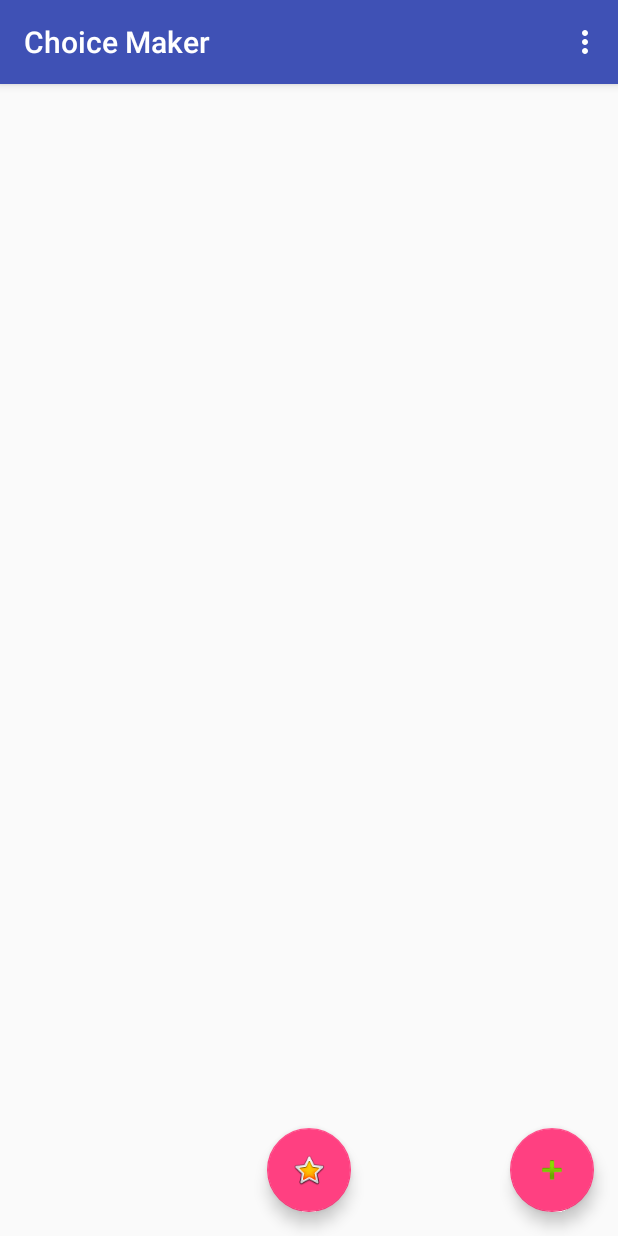
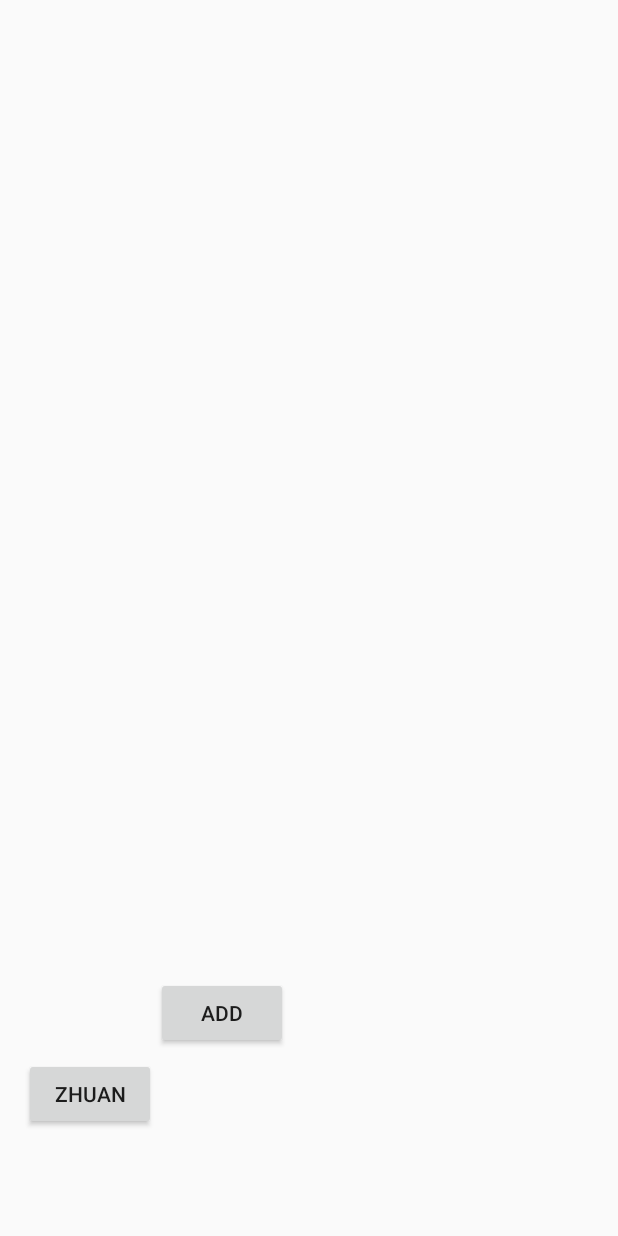
Before and after one commit to yihanseattle/ZhuanZhuanZhuan, an Android app: the screen it shows after launch (MainActivity), on a phone screen of 412 x 824 dp. Run offline under Robolectric (Android 15) with nearby library versions, the phone set to English and light mode, and no system bars; libraries missing offline, so code that uses them is left out: com.daimajia.androidanimations.

Commit message:
Re-organize layout.

```diff
--- a/app/src/main/java/app/com/yihan/android/zhuanzhuanzhuan/MainActivity.java
+++ b/app/src/main/java/app/com/yihan/android/zhuanzhuanzhuan/MainActivity.java
@@ -3,21 +3,19 @@ package app.com.yihan.android.zhuanzhuanzhuan;
 import android.content.Context;
 import android.content.DialogInterface;
 import android.os.Bundle;
-import android.support.design.widget.FloatingActionButton;
 import android.support.design.widget.Snackbar;
 import android.support.v7.app.AlertDialog;
 import android.support.v7.app.AppCompatActivity;
 import android.support.v7.widget.LinearLayoutManager;
 import android.support.v7.widget.RecyclerView;
-import android.support.v7.widget.Toolbar;
 import android.view.Menu;
 import android.view.MenuItem;
 import android.view.View;
 import android.view.WindowManager;
 import android.view.inputmethod.InputMethodManager;
+import android.widget.Button;
 import android.widget.EditText;
 import android.widget.LinearLayout;
-import android.widget.Toast;
 
 import com.daimajia.androidanimations.library.Techniques;
 import com.daimajia.androidanimations.library.YoYo;
@@ -30,40 +28,31 @@ public class MainActivity extends AppCompatActivity {
     private List<Item> placeList;
     private RecyclerView mRecyclerView;
     private MyRecyclerAdapter adapter;
+    private Button btnStart;
+    private Button btnAdd;
     View vvv;
 
     @Override
     protected void onCreate(Bundle savedInstanceState) {
         super.onCreate(savedInstanceState);
         setContentView(R.layout.activity_main);
-        Toolbar toolbar = (Toolbar) findViewById(R.id.toolbar);
-        setSupportActionBar(toolbar);
 
-        FloatingActionButton fab = (FloatingActionButton) findViewById(R.id.fab);
-        if (fab != null) {
-            fab.setOnClickListener(new View.OnClickListener() {
-                @Override
-                public void onClick(View view) {
-                    //                Snackbar.make(view, "Replace with your own action", Snackbar.LENGTH_LONG)
-                    //                        .setAction("Action", null).show();
-//                    addItem(1, "Dinner", "NYC");
-                    vvv = view;
-                    showLocationDialog();
-                }
-            });
-        }
-
-        FloatingActionButton fabZhuan = (FloatingActionButton) findViewById(R.id.fabZhuan);
-        if (fabZhuan != null) {
-            fabZhuan.setOnClickListener(new View.OnClickListener() {
+        btnStart = (Button) findViewById(R.id.btnStart);
+        btnStart.setOnClickListener(new View.OnClickListener() {
             @Override
             public void onClick(View view) {
                 int randomNum = (int) (Math.random() * placeList.size());
                 showLocationDialog(placeList.get(randomNum).getPlaceName());
             }
         });
+        btnAdd = (Button) findViewById(R.id.btnAdd);
+        btnAdd.setOnClickListener(new View.OnClickListener() {
+            @Override
+            public void onClick(View view) {
+                vvv = view;
+                showLocationDialog();
             }
-
+        });
 
         // Initialize recycler view
         mRecyclerView = (RecyclerView) findViewById(R.id.recycler_view);
--- a/app/src/main/java/app/com/yihan/android/zhuanzhuanzhuan/MyRecyclerAdapter.java
+++ b/app/src/main/java/app/com/yihan/android/zhuanzhuanzhuan/MyRecyclerAdapter.java
@@ -8,8 +8,6 @@ import android.text.Html;
 import android.view.LayoutInflater;
 import android.view.View;
 import android.view.ViewGroup;
-import android.view.animation.Animation;
-import android.view.animation.AnimationUtils;
 import android.widget.TextView;
 
 import com.daimajia.androidanimations.library.Techniques;
@@ -51,7 +49,7 @@ public class MyRecyclerAdapter extends RecyclerView.Adapter<MyRecyclerAdapter.Cu
     @Override
     public void onBindViewHolder(CustomViewHolder customViewHolder, int position) {
 
-        YoYo.with(Techniques.Tada).playOn(customViewHolder.mCardView);
+        YoYo.with(Techniques.Landing).playOn(customViewHolder.mCardView);
         Item feedItem = placeItemList.get(position);
 
         //Setting text view title
--- a/app/src/main/res/layout/activity_main.xml
+++ b/app/src/main/res/layout/activity_main.xml
@@ -1,44 +1,47 @@
 <?xml version="1.0" encoding="utf-8"?>
-<android.support.design.widget.CoordinatorLayout
+<LinearLayout
     xmlns:android="http://schemas.android.com/apk/res/android"
-    xmlns:app="http://schemas.android.com/apk/res-auto"
     xmlns:tools="http://schemas.android.com/tools"
     android:layout_width="match_parent"
     android:layout_height="match_parent"
-    android:fitsSystemWindows="true"
-    tools:context="app.com.yihan.android.zhuanzhuanzhuan.MainActivity">
+    android:paddingBottom="@dimen/activity_vertical_margin"
+    android:paddingLeft="@dimen/activity_horizontal_margin"
+    android:paddingRight="@dimen/activity_horizontal_margin"
+    android:paddingTop="@dimen/activity_vertical_margin"
+    tools:context="app.com.yihan.android.zhuanzhuanzhuan.MainActivity"
+    android:layout_weight="10"
+    android:orientation="vertical"
+    >
 
-    <android.support.design.widget.AppBarLayout
+    <view
+        android:id="@+id/recycler_view"
+        class="android.support.v7.widget.RecyclerView"
         android:layout_width="match_parent"
-        android:layout_height="wrap_content"
-        android:theme="@style/AppTheme.AppBarOverlay">
+        android:layout_height="0dp"
+        android:layout_marginBottom="10dp"
+        android:scrollbars="vertical"
+        android:layout_weight="8"
+        />
+    <LinearLayout
+        android:layout_width="match_parent"
+        android:layout_height="0dp"
+        android:layout_weight="2"
+        android:orientation="horizontal"
+        >
+        <Button
+            android:id="@+id/btnStart"
+            android:layout_width="wrap_content"
+            android:layout_height="wrap_content"
+            android:text="@string/btnStart"
+            android:layout_gravity="center"
+            />
 
-        <android.support.v7.widget.Toolbar
-            android:id="@+id/toolbar"
-            android:layout_width="match_parent"
-            android:layout_height="?attr/actionBarSize"
-            android:background="?attr/colorPrimary"
-            app:popupTheme="@style/AppTheme.PopupOverlay"/>
+        <Button
+            android:id="@+id/btnAdd"
+            android:layout_width="wrap_content"
+            android:layout_height="wrap_content"
+            android:layout_gravity="end"
+            android:text="@string/btnAdd" />
 
-    </android.support.design.widget.AppBarLayout>
-
-    <include layout="@layout/content_main"/>
-
-    <android.support.design.widget.FloatingActionButton
-        android:id="@+id/fabZhuan"
-        android:layout_width="wrap_content"
-        android:layout_height="wrap_content"
-        android:layout_gravity="bottom|center"
-        android:layout_margin="@dimen/fab_margin"
-
-        android:src="@android:drawable/btn_star_big_on"/>
-
-    <android.support.design.widget.FloatingActionButton
-        android:id="@+id/fab"
-        android:layout_width="wrap_content"
-        android:layout_height="wrap_content"
-        android:layout_gravity="bottom|end"
-        android:layout_margin="@dimen/fab_margin"
-        android:src="@android:drawable/ic_input_add"/>
-
-</android.support.design.widget.CoordinatorLayout>
+    </LinearLayout>
+</LinearLayout>
--- a/app/src/main/res/layout/content_main.xml
+++ /dev/null
@@ -1,26 +0,0 @@
-<?xml version="1.0" encoding="utf-8"?>
-<RelativeLayout
-    xmlns:android="http://schemas.android.com/apk/res/android"
-    xmlns:app="http://schemas.android.com/apk/res-auto"
-    xmlns:tools="http://schemas.android.com/tools"
-    android:layout_width="match_parent"
-    android:layout_height="match_parent"
-    android:paddingBottom="@dimen/activity_vertical_margin"
-    android:paddingLeft="@dimen/activity_horizontal_margin"
-    android:paddingRight="@dimen/activity_horizontal_margin"
-    android:paddingTop="@dimen/activity_vertical_margin"
-    app:layout_behavior="@string/appbar_scrolling_view_behavior"
-    tools:context="app.com.yihan.android.zhuanzhuanzhuan.MainActivity"
-    tools:showIn="@layout/activity_main">
-
-    <view
-        android:id="@+id/recycler_view"
-        class="android.support.v7.widget.RecyclerView"
-        android:layout_width="match_parent"
-        android:layout_height="match_parent"
-        android:layout_gravity="center"
-        android:layout_marginBottom="10dp"
-        android:layout_weight="8.5"
-        android:scrollbars="vertical"
-        />
-</RelativeLayout>
--- a/app/src/main/res/values/strings.xml
+++ b/app/src/main/res/values/strings.xml
@@ -7,4 +7,6 @@
     <string name="please_enter_content">What is the name?</string>
     <string name="your_result">You have an result</string>
     <string name="accept">I accept</string>
+    <string name="btnStart">zhuan</string>
+    <string name="btnAdd">add</string>
 </resources>
```
Lines whose indentation alone changed are shown as unchanged.
